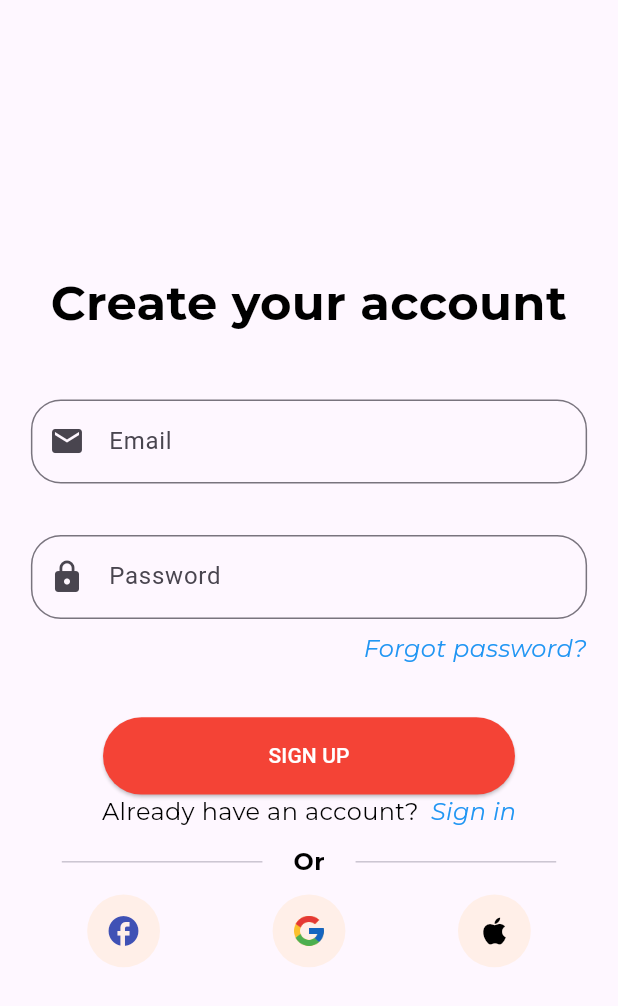
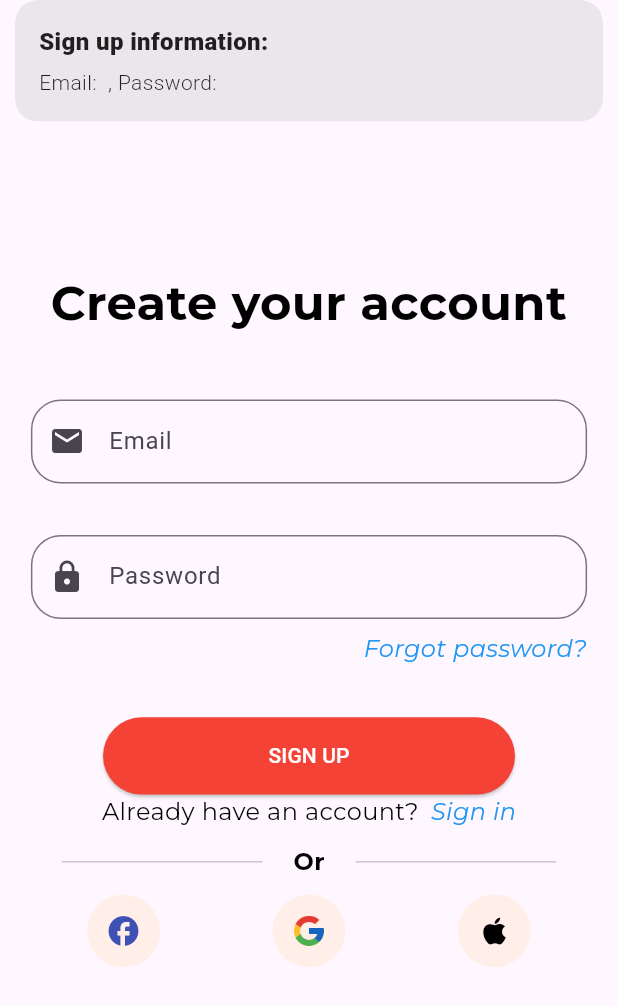
Before and after one commit to JasmineVan/Hotelier, a Flutter app: the SignupOtherPage screen opened directly, after a tap on "SIGN UP", on a phone screen of 412 x 824 dp. Shown: the top 1006 px of the screen. Run offline on Flutter 3.47's test engine with Material 3 defaults, Android fonts, the phone set to English and light mode, and no system bars; our stand-ins replace get, google_fonts.

Commit message:
Add LoginController and SignupController

```diff
--- /dev/null
+++ b/lib/controllers/signup_other_controller.dart
@@ -0,0 +1,13 @@
+import 'package:flutter/material.dart';
+import 'package:get/get.dart';
+
+class SignupOtherController extends GetxController {
+
+  final emailTextEditingController = TextEditingController();
+  final passwordTextEditingController = TextEditingController();
+
+  void signupHandle() {
+    Get.snackbar("Sign up information:",
+        'Email: ${emailTextEditingController.text} , Password: ${passwordTextEditingController.text}');
+  }
+}
--- a/lib/main.dart
+++ b/lib/main.dart
@@ -24,7 +24,7 @@ class MyApp extends StatelessWidget {
   Widget build(BuildContext context) {
     return const GetMaterialApp(
       title: "Hotelier",
-      home:  HomePage(),
+      home:  LoginPage(),
       debugShowCheckedModeBanner: false,
     );
   }
--- a/lib/views/signup_other_page.dart
+++ b/lib/views/signup_other_page.dart
@@ -2,6 +2,7 @@ import 'dart:math';
 import 'package:flutter/material.dart';
 import 'package:get/get.dart';
 import 'package:google_fonts/google_fonts.dart';
+import 'package:hotelier/controllers/signup_other_controller.dart';
 
 import 'forgot_password_page.dart';
 import 'login_page.dart';
@@ -14,6 +15,8 @@ class SignupOtherPage extends StatefulWidget {
 }
 
 class _SignupOtherPageState extends State<SignupOtherPage> {
+  final controller = Get.put(SignupOtherController());
+
   @override
   Widget build(BuildContext context) {
     double maxWidth = MediaQuery.sizeOf(context).width;
@@ -42,6 +45,7 @@ class _SignupOtherPageState extends State<SignupOtherPage> {
               child: SizedBox(
                 width: maxWidth * 90/100,
                 child: TextField(
+                  controller: controller.emailTextEditingController,
                   decoration: InputDecoration(
                     prefixIcon: const Icon(Icons.email),
                     border: OutlineInputBorder(
@@ -61,6 +65,7 @@ class _SignupOtherPageState extends State<SignupOtherPage> {
             SizedBox(
               width: maxWidth * 90/100,
               child: TextField(
+                controller: controller.passwordTextEditingController,
                 decoration: InputDecoration(
                   prefixIcon: const Icon(Icons.lock),
                   border: OutlineInputBorder(
@@ -101,7 +106,7 @@ class _SignupOtherPageState extends State<SignupOtherPage> {
               width: maxWidth *2/3,
               height: maxHeight / 16,
               child: ElevatedButton(
-                onPressed: () {},
+                onPressed: () => controller.signupHandle(),
                 style: ElevatedButton.styleFrom(
                   backgroundColor: Colors.red,
                 ),
```
Also changed, not shown: lib/controllers/login_controller.dart (added, +12 -0 lines), lib/views/login_page.dart (+7 -1 lines).
